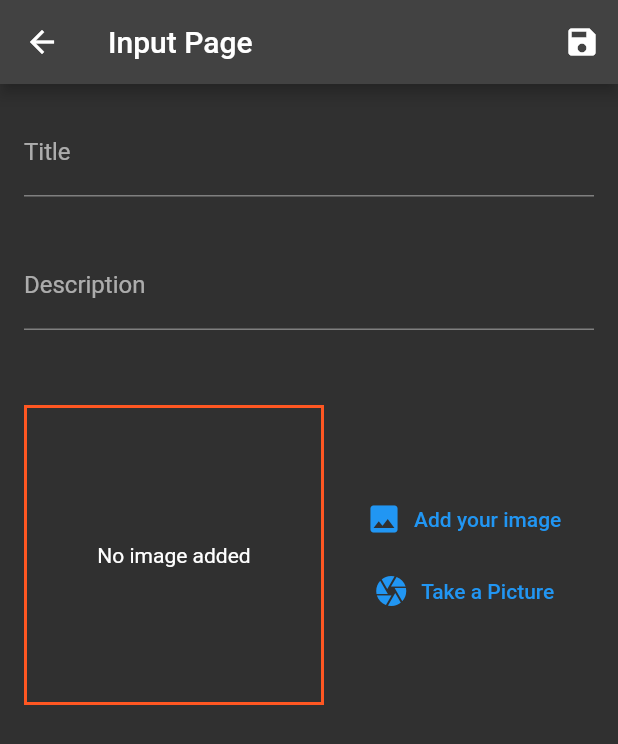
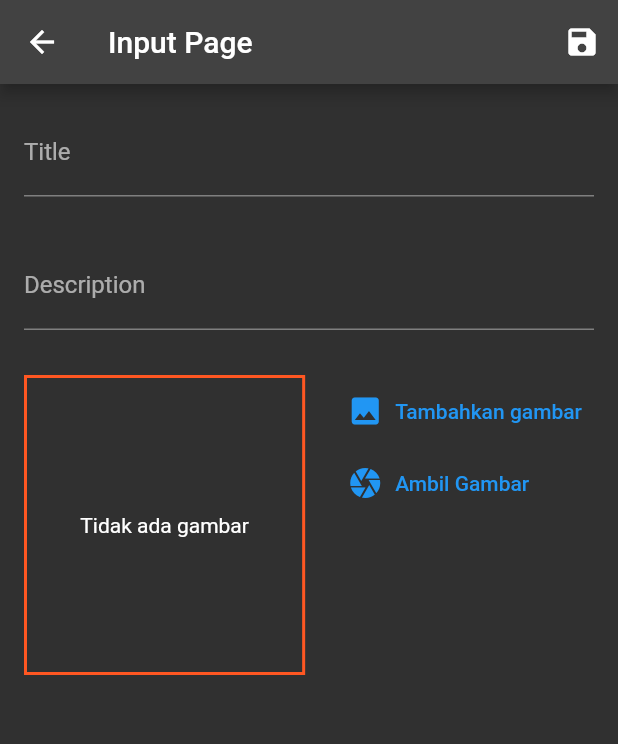
Before and after one commit to dzikriaprila5/traveltales, a Flutter app: the MyInputScreen screen opened by its route, after a tap on the "save" icon, on a phone screen of 412 x 824 dp. Shown: the top 744 px of the screen. Run offline on Flutter 3.47's test engine with Material 2 defaults, Android fonts, the phone set to English and light mode, and no system bars; our stand-ins replace image_picker, sqflite; accounts and stored records are empty.

Commit message:
update fitur crud

```diff
--- a/lib/main.dart
+++ b/lib/main.dart
@@ -10,7 +10,7 @@ void main() {
 }
 
 class MyApp extends StatefulWidget {
-  const MyApp({super.key});
+  const MyApp({Key? key}) : super(key: key);
 
   @override
   State<MyApp> createState() => _MyAppState();
@@ -20,14 +20,14 @@ class _MyAppState extends State<MyApp> {
   @override
   Widget build(BuildContext context) {
     return ChangeNotifierProvider(
-      create: (ctx) => ImageFile(),
+      create: (context) => ImageFile(),
       child: MaterialApp(
         title: 'TravelTales',
         theme: ThemeData.dark(),
         home: MyHomePage(),
         routes: {
           MyInputScreen.routeName: (ctx) => MyInputScreen(),
-          DetailesScreen.routeName: (ctx) => DetailesScreen(),
+          DetailsScreen.routeName: (ctx) => DetailsScreen(),
         },
       ),
     );
--- a/lib/widgets/image_input.dart
+++ b/lib/widgets/image_input.dart
@@ -60,10 +60,12 @@ class _ImageInputState extends State<ImageInput> {
   @override
   Widget build(BuildContext context) {
     return Row(
+      crossAxisAlignment: CrossAxisAlignment
+          .start, // Mengatur penempatan widget di atas pada baris
       children: [
-        Container(
+        Expanded(
+          child: Container(
             height: 200,
-          width: 200,
             decoration: BoxDecoration(
               border: Border.all(width: 2, color: Colors.deepOrange),
             ),
@@ -72,21 +74,23 @@ class _ImageInputState extends State<ImageInput> {
                     _imageFile!,
                     fit: BoxFit.cover,
                   )
-              : Center(child: Text('No image added')),
+                : Center(child: Text('Tidak ada gambar')),
+          ),
         ),
         SizedBox(width: 20),
         Column(
-          crossAxisAlignment: CrossAxisAlignment.center,
+          crossAxisAlignment: CrossAxisAlignment
+              .start, // Mengatur penempatan widget di kiri pada kolom
           children: [
             TextButton.icon(
               onPressed: _galleryPicture,
               icon: Icon(Icons.image),
-              label: Text('Add your image'),
+              label: Text('Tambahkan gambar'),
             ),
             TextButton.icon(
               onPressed: _takePicture,
               icon: Icon(Icons.camera),
-              label: Text('Take a Picture'),
+              label: Text('Ambil Gambar'),
             ),
           ],
         ),
--- a/lib/widgets/my_input_screen.dart
+++ b/lib/widgets/my_input_screen.dart
@@ -17,6 +17,18 @@ class _MyInputScreenState extends State<MyInputScreen> {
   final _storyController = TextEditingController();
 
   File? savedImage;
+  String? imageId;
+
+  @override
+  void didChangeDependencies() {
+    super.didChangeDependencies();
+    final args = ModalRoute.of(context)?.settings.arguments;
+    if (args != null && args is Map<String, dynamic>) {
+      imageId = args['imageId'] as String?;
+      _titleController.text = args['title'] as String;
+      _storyController.text = args['story'] as String;
+    }
+  }
 
   void onSave() {
     if (_titleController.text.isEmpty ||
@@ -24,8 +36,20 @@ class _MyInputScreenState extends State<MyInputScreen> {
         savedImage == null) {
       return;
     } else {
-      Provider.of<ImageFile>(context, listen: false).addImagePlace(
-          _titleController.text, _storyController.text, savedImage!);
+      if (imageId != null) {
+        Provider.of<ImageFile>(context, listen: false).updateImage(
+          imageId!,
+          _titleController.text,
+          _storyController.text,
+          savedImage!,
+        );
+      } else {
+        Provider.of<ImageFile>(context, listen: false).addImagePlace(
+          _titleController.text,
+          _storyController.text,
+          savedImage!,
+        );
+      }
       Navigator.pop(context);
     }
   }
@@ -37,12 +61,22 @@ class _MyInputScreenState extends State<MyInputScreen> {
   }
 
   @override
+  void dispose() {
+    _titleController.dispose();
+    _storyController.dispose();
+    super.dispose();
+  }
+
+  @override
   Widget build(BuildContext context) {
     return Scaffold(
       appBar: AppBar(
-        title: Text('Input Page'),
+        title: const Text('Input Page'),
         actions: [
-          IconButton(icon: Icon(Icons.save), onPressed: onSave),
+          IconButton(
+            icon: const Icon(Icons.save),
+            onPressed: onSave,
+          ),
         ],
       ),
       body: Padding(
@@ -52,20 +86,20 @@ class _MyInputScreenState extends State<MyInputScreen> {
             children: [
               TextField(
                 controller: _titleController,
-                decoration: InputDecoration(
+                decoration: const InputDecoration(
                   labelText: 'Title',
                 ),
               ),
-              SizedBox(
+              const SizedBox(
                 height: 30,
               ),
               TextField(
                 controller: _storyController,
-                decoration: InputDecoration(
+                decoration: const InputDecoration(
                   labelText: 'Description',
                 ),
               ),
-              SizedBox(height: 50),
+              const SizedBox(height: 30),
               ImageInput(onImageSave),
             ],
           ),
```
Also changed, not shown: lib/modules/classes.dart (+33 -6 lines), lib/modules/database.dart (+40 -12 lines), lib/screen/details_screen.dart (+68 -9 lines), lib/screen/my_home_page.dart (+9 -7 lines). Lines whose indentation alone changed are shown as unchanged.
